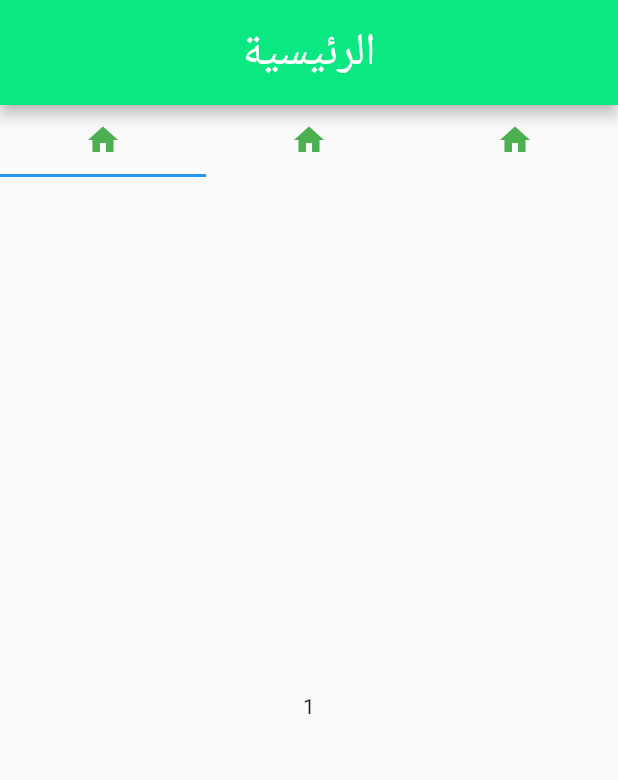
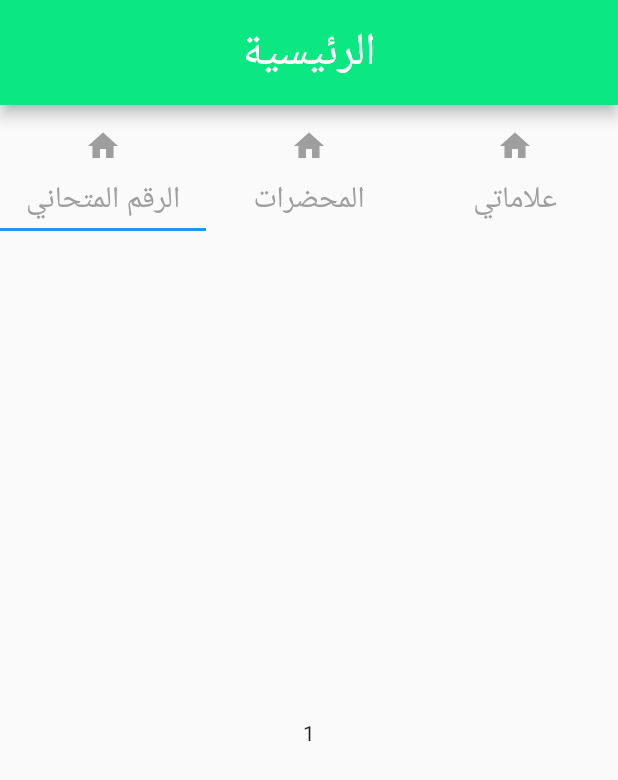
Before and after one commit to tonybotros1/my_university_assistant, a Flutter app: the screen it shows after launch, on a phone screen of 412 x 824 dp. Shown: the top 780 px of the screen. Run offline on Flutter 3.47's test engine with Material 2 defaults, Android fonts, the light colour scheme and no system bars; our stand-ins replace get, google_fonts.

Commit message:
edit main page and add names for tabs

```diff
--- a/lib/consts.dart
+++ b/lib/consts.dart
@@ -3,5 +3,6 @@ import 'package:google_fonts/google_fonts.dart';
 
 var appBarColor = const Color(0xff0be881);
 var appBarFontStyle = GoogleFonts.ibmPlexSansArabic(fontSize: 30);
+var mainPageFontStyle = const TextStyle(color: Colors.grey, fontSize: 20);
 // const TextStyle(fontSize: 30, fontWeight: FontWeight.bold);
 var tabsIconsColor = const Color(0xffF3DEBA);
--- a/lib/screens/main_screens/main_screen.dart
+++ b/lib/screens/main_screens/main_screen.dart
@@ -19,26 +19,46 @@ class MainScreen extends StatelessWidget {
               style: appBarFontStyle,
             )),
           ),
-          body: const Column(
+          body: Column(
             children: [
+              const SizedBox(
+                height: 10,
+              ),
               TabBar(tabs: [
                 Tab(
-                    icon: Icon(
-                  Icons.home,
-                  color: Colors.green,
-                )),
+                  icon: const Icon(
+                    Icons.home,
+                    color: Colors.grey,
+                  ),
+                  child: SizedBox(
+                    child: Text(
+                      'الرقم المتحاني',
+                      style: mainPageFontStyle,
+                    ),
+                  ),
+                ),
                 Tab(
-                    icon: Icon(
-                  Icons.home,
-                  color: Colors.green,
-                )),
+                  icon: const Icon(
+                    Icons.home,
+                    color: Colors.grey,
+                  ),
+                  child: Text(
+                    'المحضرات',
+                    style: mainPageFontStyle,
+                  ),
+                ),
                 Tab(
-                    icon: Icon(
-                  Icons.home,
-                  color: Colors.green,
-                ))
+                  icon: const Icon(
+                    Icons.home,
+                    color: Colors.grey,
+                  ),
+                  child: Text(
+                    'علاماتي',
+                    style: mainPageFontStyle,
+                  ),
+                )
               ]),
-              Expanded(
+              const Expanded(
                   child: TabBarView(children: [
                 Center(
                   child: Text('1'),
```
